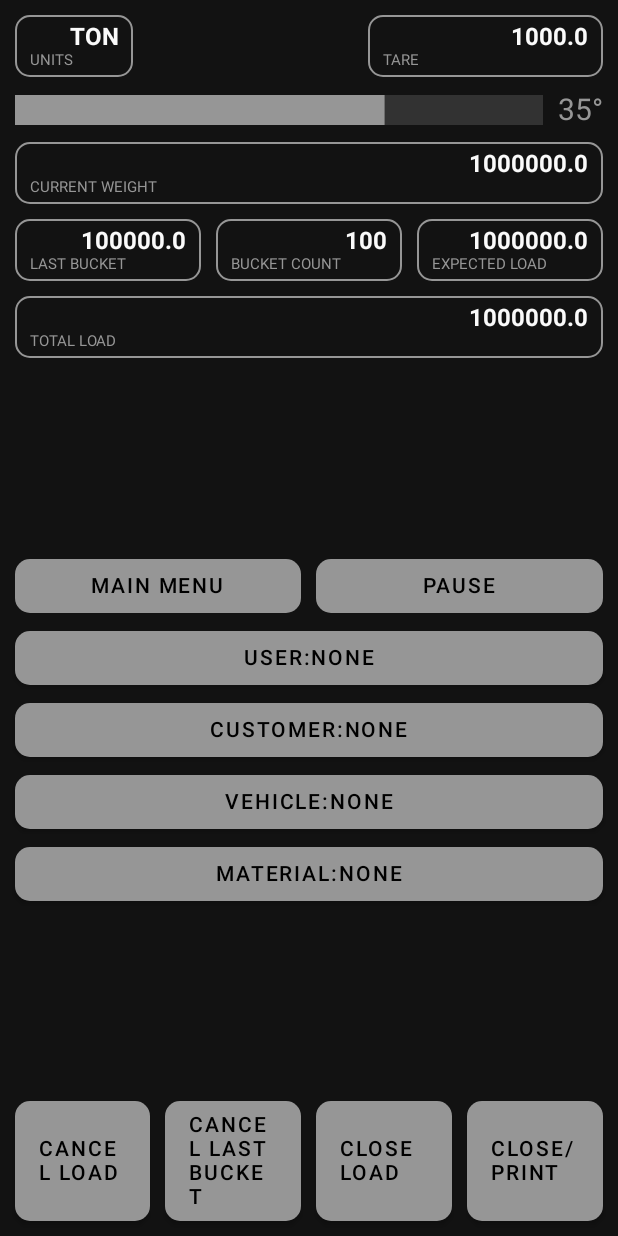
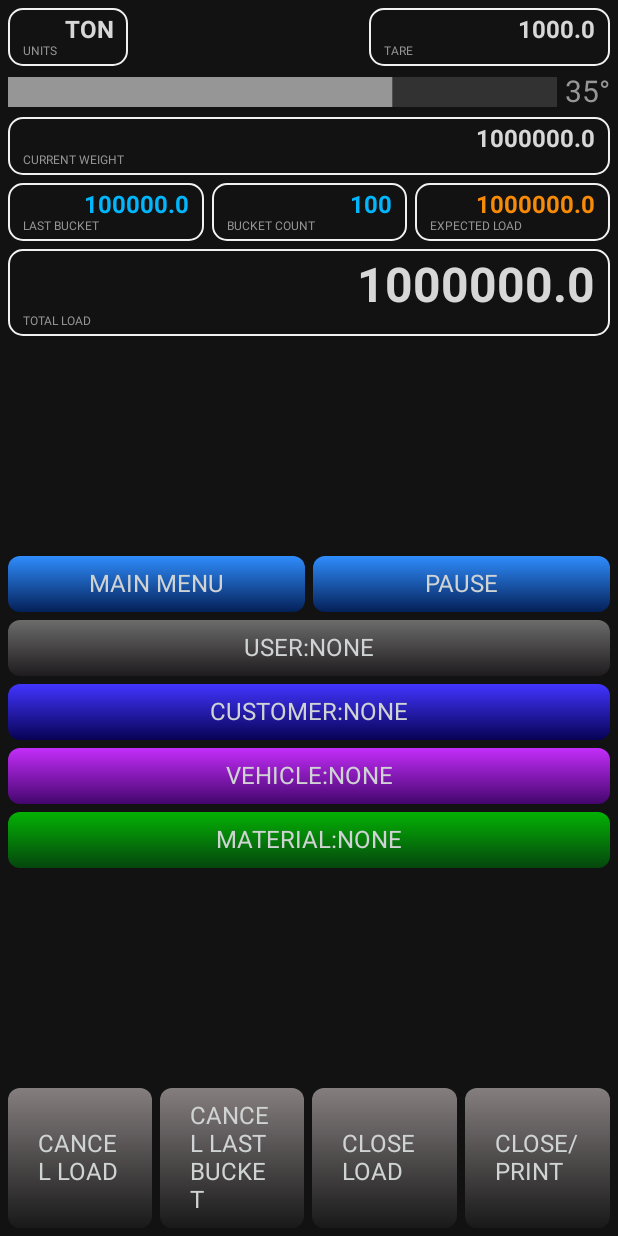
Before and after one commit to francoisrochefort/Balance, an Android app built with Jetpack Compose: the screen it shows after launch (MainActivity), on a phone screen of 412 x 824 dp. Run offline under Robolectric (Android 15) with nearby library versions, the phone set to English and light mode, and no system bars; our stand-ins replace Dagger/Hilt's generated code, Room's generated code.

Commit message:
ghost rider in the sky

```diff
--- /dev/null
+++ b/app/src/main/java/com/example/balance/ui/components/MyButton.kt
@@ -0,0 +1,57 @@
+package com.example.balance.ui.components
+
+import androidx.compose.foundation.background
+import androidx.compose.foundation.clickable
+import androidx.compose.foundation.layout.Box
+import androidx.compose.foundation.layout.padding
+import androidx.compose.foundation.shape.RoundedCornerShape
+import androidx.compose.material.Text
+import androidx.compose.runtime.Composable
+import androidx.compose.ui.Alignment
+import androidx.compose.ui.Modifier
+import androidx.compose.ui.draw.clip
+import androidx.compose.ui.graphics.Brush
+import androidx.compose.ui.graphics.Color
+import androidx.compose.ui.tooling.preview.Preview
+import androidx.compose.ui.unit.dp
+
+@Composable
+fun MyButton(
+    text:String,
+    onClick: () -> Unit,
+    colors: List<Color>,
+    modifier: Modifier = Modifier,
+) {
+    Box(
+        contentAlignment = Alignment.Center,
+        modifier = modifier
+            .clickable { onClick() }
+            .clip(RoundedCornerShape(8.dp))
+            .background(Brush.verticalGradient(colors = colors))
+    ) {
+        Text(
+            text = text.uppercase(),
+            Modifier
+                .padding(
+                    start = 20.dp,
+                    top = 9.dp,
+                    end = 20.dp,
+                    bottom = 9.dp
+                ),
+            color = Color(0xFFD0D3D4)
+        )
+    }
+}
+
+@Preview
+@Composable
+fun MyButtonPreview() {
+    MyButton(
+        text = "Button1",
+        onClick = {},
+        colors = listOf(
+            Color(0xFF2F8DFD),
+            Color(0xFF042058)
+        )
+    )
+}
--- /dev/null
+++ b/app/src/main/java/com/example/balance/ui/components/MyDropDownMenu.kt
@@ -0,0 +1,61 @@
+package com.example.balance.ui.components
+
+import androidx.compose.foundation.layout.Column
+import androidx.compose.foundation.layout.width
+import androidx.compose.material.DropdownMenu
+import androidx.compose.material.DropdownMenuItem
+import androidx.compose.material.Text
+import androidx.compose.runtime.*
+import androidx.compose.ui.Modifier
+import androidx.compose.ui.geometry.Size
+import androidx.compose.ui.graphics.Color
+import androidx.compose.ui.layout.onGloballyPositioned
+import androidx.compose.ui.platform.LocalDensity
+import androidx.compose.ui.res.stringResource
+import androidx.compose.ui.unit.toSize
+import com.example.balance.R
+
+@Composable
+fun <T> MyDropDownMenu(
+    hint: String,
+    text: String?,
+    list: List<T>,
+    getItemText: (item: T) -> String,
+    onClick: (item: T) -> Unit,
+    colors: List<Color>,
+    modifier: Modifier = Modifier
+) {
+    var expanded by remember { mutableStateOf(false) }
+    var width by remember { mutableStateOf(Size.Zero) }
+
+    Column(modifier = modifier) {
+        MyButton(
+            onClick = {
+                expanded = true
+            },
+            text = if (text == null) "$hint:${stringResource(R.string.none)}" else "$hint: $text",
+            colors = colors,
+            modifier = modifier
+                .onGloballyPositioned {
+                    width = it.size.toSize()
+                }
+        )
+        DropdownMenu(
+            expanded = expanded,
+            onDismissRequest = { expanded = false },
+            modifier = Modifier
+                .width(with(LocalDensity.current) { width.width.toDp() })
+        ) {
+            for (item: T in list) {
+                DropdownMenuItem(
+                    onClick = {
+                        expanded = false
+                        onClick(item)
+                    }
+                ) {
+                    Text(text = getItemText(item))
+                }
+            }
+        }
+    }
+}
--- a/app/src/main/java/com/example/balance/ui/components/EditText.kt
+++ b/app/src/main/java/com/example/balance/ui/components/MyEditText.kt
@@ -13,7 +13,7 @@ import androidx.compose.ui.unit.dp
 import androidx.compose.ui.unit.sp
 
 @Composable
-fun EditText(
+fun MyEditText(
     caption: String,
     text: String,
     onTextChange: (String) -> Unit,
--- /dev/null
+++ b/app/src/main/java/com/example/balance/ui/components/MyText.kt
@@ -0,0 +1,70 @@
+package com.example.balance.ui.components
+
+import androidx.compose.foundation.border
+import androidx.compose.foundation.layout.Column
+import androidx.compose.foundation.layout.fillMaxWidth
+import androidx.compose.foundation.layout.padding
+import androidx.compose.foundation.shape.RoundedCornerShape
+import androidx.compose.material.Text
+import androidx.compose.runtime.Composable
+import androidx.compose.ui.Modifier
+import androidx.compose.ui.graphics.Color
+import androidx.compose.ui.res.dimensionResource
+import androidx.compose.ui.text.font.FontWeight
+import androidx.compose.ui.text.style.TextAlign
+import androidx.compose.ui.tooling.preview.Preview
+import androidx.compose.ui.unit.TextUnit
+import androidx.compose.ui.unit.dp
+import androidx.compose.ui.unit.sp
+import com.example.balance.R
+import com.example.balance.ui.theme.MyTextBorderColor
+import com.example.balance.ui.theme.MyTextColor
+import com.example.balance.ui.theme.MyTextHintColor
+
+@Composable
+fun MyText(
+    hint: String,
+    text: String,
+    modifier: Modifier = Modifier,
+    color: Color = MyTextColor,
+    fontSize: TextUnit = TextUnit.Unspecified
+) {
+    Column(
+        modifier = modifier
+            .border(
+                width = dimensionResource(id = R.dimen.MyTextBorderWidth),
+                color = MyTextBorderColor,
+                shape = RoundedCornerShape(dimensionResource(id = R.dimen.MyTextBorderRadius))
+            )
+    ) {
+        Text(
+            modifier = Modifier
+                .fillMaxWidth()
+                .padding(
+                    end = 10.dp,
+                    top = 5.dp
+                ),
+            text = text.uppercase(),
+            fontWeight = FontWeight.Bold,
+            textAlign = TextAlign.Right,
+            color = color,
+            fontSize = fontSize,
+        )
+        Text(
+            modifier = Modifier
+                .padding(
+                    start = 10.dp,
+                    bottom = 5.dp
+                ),
+            text = hint.uppercase(),
+            fontSize = 8.sp,
+            color = MyTextHintColor
+        )
+    }
+}
+
+@Preview
+@Composable
+fun MyTextPreview() {
+    MyText(hint = "Hint", text = "Text")
+}
--- a/app/src/main/java/com/example/balance/ui/components/list/ListSearchBar.kt
+++ b/app/src/main/java/com/example/balance/ui/components/list/ListSearchBar.kt
@@ -7,7 +7,7 @@ import androidx.compose.foundation.layout.padding
 import androidx.compose.runtime.Composable
 import androidx.compose.ui.Modifier
 import androidx.compose.ui.text.input.KeyboardType
-import com.example.balance.ui.components.EditText
+import com.example.balance.ui.components.MyEditText
 
 @Composable
 fun ListSearchBar(
@@ -19,7 +19,7 @@ fun ListSearchBar(
     Column(modifier = modifier
         .padding(padding)
     ) {
-        EditText(
+        MyEditText(
             caption = "Name",
             text = text,
             onTextChange = onTextChange,
--- a/app/src/main/java/com/example/balance/ui/main/MainContent.kt
+++ b/app/src/main/java/com/example/balance/ui/main/MainContent.kt
@@ -1,185 +1,23 @@
 package com.example.balance.ui.main
 
-import androidx.compose.foundation.border
 import androidx.compose.foundation.layout.*
-import androidx.compose.foundation.shape.RoundedCornerShape
 import androidx.compose.ui.Alignment
 import androidx.compose.ui.Modifier
 import androidx.compose.ui.graphics.Color
 import androidx.compose.ui.res.dimensionResource
-import androidx.compose.ui.text.font.FontWeight
-import androidx.compose.ui.text.style.TextAlign
 import androidx.compose.ui.tooling.preview.Preview
-import androidx.compose.ui.unit.Dp
-import androidx.compose.ui.unit.dp
-import androidx.compose.ui.unit.sp
 import com.example.balance.R
 import com.example.balance.ui.theme.*
-import androidx.compose.foundation.background
-import androidx.compose.foundation.layout.Box
 import androidx.compose.foundation.layout.PaddingValues
 import androidx.compose.foundation.layout.padding
 import androidx.compose.material.*
 import androidx.compose.runtime.*
-import androidx.compose.ui.graphics.Brush
 import androidx.compose.ui.res.stringResource
 import androidx.hilt.navigation.compose.hiltViewModel
-import androidx.compose.ui.geometry.Size
-import androidx.compose.ui.layout.onGloballyPositioned
-import androidx.compose.ui.platform.LocalDensity
-import androidx.compose.ui.res.painterResource
-import androidx.compose.ui.unit.toSize
-
-@Composable
-fun GradientButton(
-    text: String,
-    onClick: () -> Unit,
-    modifier: Modifier = Modifier,
-    colors: List<Color> = listOf(Color.Gray, Color.Black),
-) {
-    Button(
-        colors = ButtonDefaults.buttonColors(
-            backgroundColor = Color.Transparent
-        ),
-        contentPadding = PaddingValues(),
-        onClick = { onClick() },
-        modifier = modifier
-    ) {
-        Box(
-            modifier = Modifier
-                .background(Brush.verticalGradient(colors = colors))
-                .padding(horizontal = 16.dp, vertical = 10.dp),
-            contentAlignment = Alignment.Center
-        ) {
-            Text(text = text.uppercase(), color = MyButtonTextColor)
-        }
-    }
-}
-
-@Preview
-@Composable
-fun GradientButtonPreview() {
-    GradientButton(
-        text = "Button1",
-        onClick = {},
-        Modifier.width(250.dp)
-    )
-}
-
-@Composable
-fun <T> MyDropDownMenu(
-    hint: String,
-    text: String?,
-    list: List<T>,
-    getItemText: (item: T) -> String,
-    onClick: (item: T) -> Unit,
-    modifier: Modifier = Modifier
-) {
-    var expanded by remember { mutableStateOf(false) }
-    var width by remember { mutableStateOf(Size.Zero) }
-
-    Column(modifier = modifier) {
-        MyButton(
-            onClick = {
-                expanded = true
-            },
-            text = if (text == null) "$hint:${stringResource(R.string.none)}" else "$hint: $text",
-            modifier = modifier
-                .onGloballyPositioned {
-                    width = it.size.toSize()
-                }
-        )
-        DropdownMenu(
-            expanded = expanded,
-            onDismissRequest = { expanded = false },
-            modifier = Modifier
-                .width(with(LocalDensity.current) { width.width.toDp() })
-        ) {
-            for (item: T in list) {
-                DropdownMenuItem(
-                    onClick = {
-                        expanded = false
-                        onClick(item)
-                    }
-                ) {
-                    Text(text = getItemText(item))
-                }
-            }
-        }
-    }
-}
-
-@Composable
-fun MyButton(
-    text: String,
-    onClick: () -> Unit,
-    modifier: Modifier = Modifier
-) {
-    Button(
-        onClick = onClick,
-        modifier = modifier
-    ) {
-        Text(
-            text = text.uppercase(),
-            color = MyButtonTextColor
-        )
-    }
-}
-
-@Preview
-@Composable
-fun MyButtonPreview() {
-    MyButton(
-        text = "Button1",
-        onClick = {}
-    )
-}
-
-@Composable
-fun MyText(
-    hint: String,
-    text: String,
-    modifier: Modifier = Modifier,
-    color: Color = MyTextColor,
-) {
-    Column(
-        modifier = modifier
-            .border(
-                width = dimensionResource(id = R.dimen.MyTextBorderWidth),
-                color = MyTextBorderColor,
-                shape = RoundedCornerShape(dimensionResource(id = R.dimen.MyTextBorderRadius))
-            )
-    ) {
-        Text(
-            modifier = Modifier
-                .fillMaxWidth()
-                .padding(
-                    end = 10.dp,
-                    top = 5.dp
-                ),
-            text = text.uppercase(),
-            fontWeight = FontWeight.Bold,
-            textAlign = TextAlign.Right,
-            color = color
-        )
-        Text(
-            modifier = Modifier
-                .padding(
-                    start = 10.dp,
-                    bottom = 5.dp
-                ),
-            text = hint.uppercase(),
-            fontSize = 10.sp,
-            color = MyTextHintColor
-        )
-    }
-}
-
-@Preview
-@Composable
-fun MyTextPreview() {
-    MyText(hint = "Hint", text = "Text")
-}
+import androidx.compose.ui.unit.*
+import com.example.balance.ui.components.MyButton
+import com.example.balance.ui.components.MyDropDownMenu
+import com.example.balance.ui.components.MyText
 
 @Composable
 fun DashBoard(
@@ -247,19 +85,22 @@ fun DashBoard(
             MyText(
                 hint = "Last Bucket",
                 text = viewModel.lastBucket.toString(),
-                Modifier.weight(1f)
+                Modifier.weight(1f),
+                color = Color(0xFF00B6FD)
             )
             Spacer(modifier = Modifier.width(padding))
             MyText(
                 hint = "Bucket Count",
                 text = viewModel.bucketCount.toString(),
-                Modifier.weight(1f)
+                Modifier.weight(1f),
+                color = Color(0xFF00B6FD)
             )
             Spacer(modifier = Modifier.width(padding))
             MyText(
                 hint = "Expected Load",
                 text = viewModel.expectedLoad.toString(),
-                Modifier.weight(1f)
+                Modifier.weight(1f),
+                color = Color(0xFFF78A06)
             )
         }
         Spacer(modifier = Modifier.height(padding))
@@ -268,7 +109,8 @@ fun DashBoard(
         MyText(
             hint = "Total Load",
             text = viewModel.totalLoad.toString(),
-            Modifier.fillMaxWidth()
+            modifier = Modifier.fillMaxWidth(),
+            fontSize = 32.sp
         )
     }
 }
@@ -289,6 +131,7 @@ fun ControlPanel(
                 onClick = {
                     onMainMenu()
                 },
+                colors = listOf(Color(0xFF2F8DFD), Color(0xFF042058)),
                 Modifier.weight(1f)
             )
             Spacer(modifier = Modifier.width(padding))
@@ -296,9 +139,11 @@ fun ControlPanel(
                 text = "Pause",
                 onClick = {
                 },
+                colors = listOf(Color(0xFF2F8DFD), Color(0xFF042058)),
                 Modifier.weight(1f)
             )
         }
+        Spacer(modifier = Modifier.height(padding))
 
         // User
         MyDropDownMenu(
@@ -311,8 +156,10 @@ fun ControlPanel(
             onClick = {
                 viewModel.selectUser(it)
             },
+            colors = listOf(Color(0xFF6C6C6B), Color(0xFF1F1B1E)),
             Modifier.fillMaxWidth()
         )
+        Spacer(modifier = Modifier.height(padding))
 
         // Client
         MyDropDownMenu(
@@ -325,8 +172,10 @@ fun ControlPanel(
             onClick = {
                 viewModel.selectCustomer(it)
             },
+            colors = listOf(Color(0xFF4235FF), Color(0xFF070254)),
             Modifier.fillMaxWidth()
         )
+        Spacer(modifier = Modifier.height(padding))
 
         // Vehicle
         MyDropDownMenu(
@@ -339,8 +188,10 @@ fun ControlPanel(
             onClick = {
                 viewModel.selectVehicle(it)
             },
+            colors = listOf(Color(0xFFC42DFA), Color(0xFF44066D)),
             Modifier.fillMaxWidth()
         )
+        Spacer(modifier = Modifier.height(padding))
 
         // Material
         MyDropDownMenu(
@@ -353,6 +204,7 @@ fun ControlPanel(
             onClick = {
                 viewModel.selectMaterial(it)
             },
+            colors = listOf(Color(0xFF04B204), Color(0xFF05460E)),
             Modifier.fillMaxWidth()
         )
     }
@@ -372,6 +224,7 @@ fun BottomBar(
                 text = "Cancel Load",
                 onClick = {
                 },
+                colors = listOf(Color(0xFF857E7F), Color(0xFF191919)),
                 Modifier
                     .weight(1f)
                     .fillMaxHeight()
@@ -381,6 +234,7 @@ fun BottomBar(
                 text = "Cancel Last Bucket",
                 onClick = {
                 },
+                colors = listOf(Color(0xFF857E7F), Color(0xFF191919)),
                 Modifier
                     .weight(1f)
                     .fillMaxHeight()
@@ -390,6 +244,7 @@ fun BottomBar(
                 text = "Close Load",
                 onClick = {
                 },
+                colors = listOf(Color(0xFF857E7F), Color(0xFF191919)),
                 Modifier
                     .weight(1f)
                     .fillMaxHeight()
@@ -399,6 +254,7 @@ fun BottomBar(
                 text = "Close/Print",
                 onClick = {
                 },
+                colors = listOf(Color(0xFF857E7F), Color(0xFF191919)),
                 Modifier
                     .weight(1f)
                     .fillMaxHeight()
--- a/app/src/main/java/com/example/balance/ui/theme/Color.kt
+++ b/app/src/main/java/com/example/balance/ui/theme/Color.kt
@@ -29,10 +29,10 @@ val z2_end = Color(0xFF7E6E41)
 val z3_start = Color(0xFF59CED4)
 val z3_end = Color(0xFF72989A)
 
-val MyButtonTextColor = Color(0xFF000000)
+val MyButtonTextColor = Color(0xFFD0D3D4)
 
-val MyTextColor = Color(0xFFFAFAFA)
+val MyTextColor = Color(0xFFD7D7D8)
 val MyTextHintColor = Color(0xFF969696)
-val MyTextBorderColor = Color(0xFF969696)
+val MyTextBorderColor = Color(0xFFF1F1F1)
 
 val MyProgressBarTextColor = Color(0xFF969696)
--- a/app/src/main/res/values/dimen.xml
+++ b/app/src/main/res/values/dimen.xml
@@ -3,7 +3,7 @@
 
     <dimen name="MyTextBorderRadius">10dp</dimen>
     <dimen name="MyTextBorderWidth">1dp</dimen>
-    <dimen name="MyWidgetPadding">10dp</dimen>
+    <dimen name="MyWidgetPadding">5dp</dimen>
 
 
 </resources>
```
Also changed, not shown: app/src/main/java/com/example/balance/ui/components/MyProgressBar.kt (added, +55 -0 lines).
